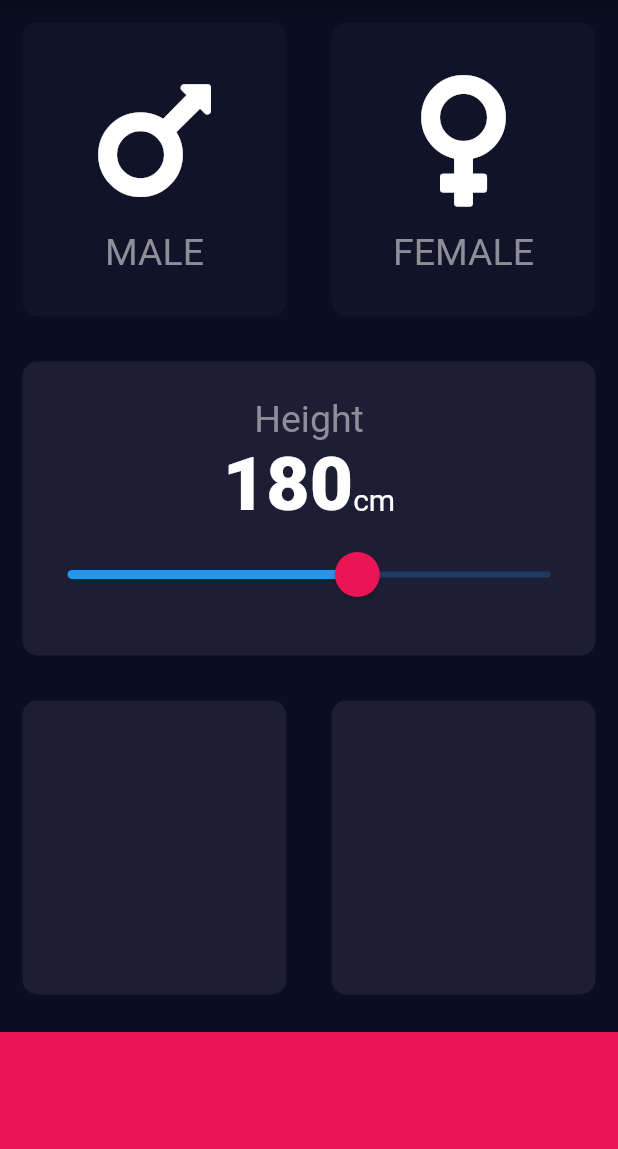
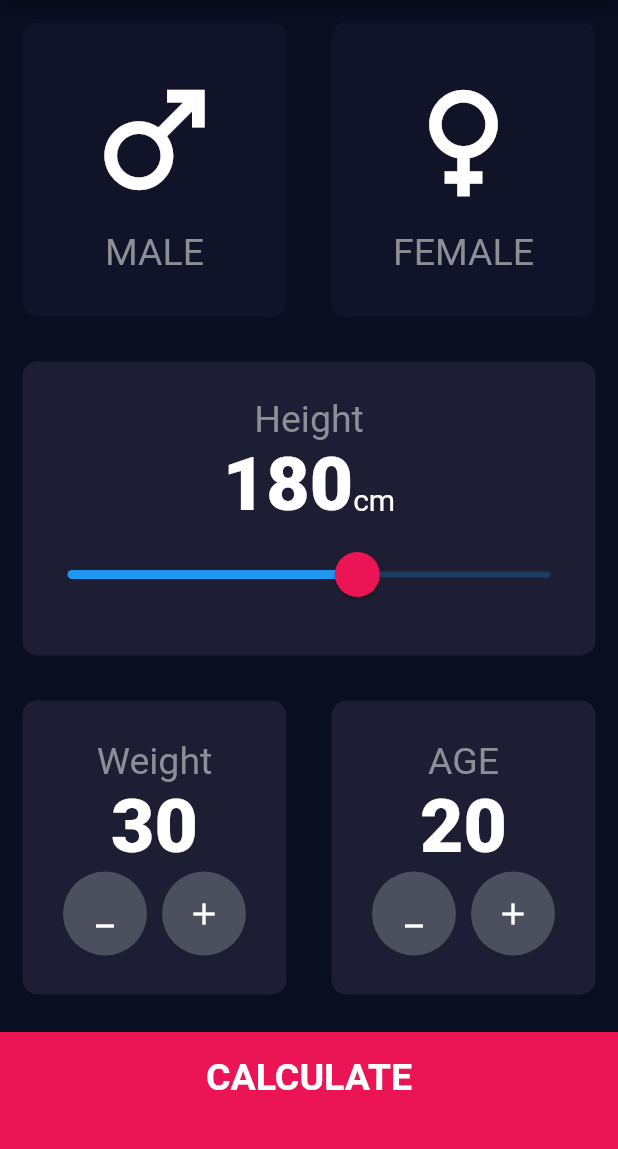
Before and after one commit to HeratUni-CS/bmi-calculator-WahidAhmad-98129, a Flutter app: the screen it shows after launch, on a phone screen of 412 x 824 dp, the part 84-1233 px from its top. Run offline on Flutter 3.47's test engine with Material 2 defaults, Android fonts, the phone set to English and light mode, and no system bars.

Commit message:
Completing the BMI

```diff
--- /dev/null
+++ b/lib/calculator_brain.dart
@@ -0,0 +1,41 @@
+import 'package:flutter/material.dart';
+import 'dart:math';
+
+import 'package:flutter/cupertino.dart';
+class CalcutatorBrain{
+
+  CalcutatorBrain({this.height,this.weight});
+  final int? height;
+  final int? weight;
+  double _bmi=0.0;
+
+
+  String calculateBMI(){
+    _bmi = weight! / pow(height! / 100,2);
+    return _bmi.toStringAsFixed(1);
+  }
+
+  String getResult(){
+    if(_bmi>= 25){
+      return 'OverWeight';
+    }
+    else if(_bmi >18.5){
+      return 'Normal';
+    }
+    else{
+      return 'UnderWeight';
+    }
+  }
+
+  String getInterpretation(){
+    if(_bmi>= 25){
+      return 'You have a higher than normal body weight. Try to exercise more';
+    }
+    else if(_bmi>18.5){
+      return 'You have a normal body weight. Good job!';
+    }
+    else{
+      return 'You have a lower than a normal body weight. You can eat a bit more.';
+    }
+  }
+}
--- /dev/null
+++ b/lib/components/buttom_button.dart
@@ -0,0 +1,28 @@
+import 'package:flutter/material.dart';
+import  'package:bmi2/constants.dart';
+
+class BottomButton extends StatelessWidget {
+
+  BottomButton({@required this.onTap,@required this.buttonTitle});
+  final Function()? onTap;
+  final String? buttonTitle;
+  @override
+  Widget build(BuildContext context) {
+    return GestureDetector(
+      onTap:onTap,
+      child: Container(
+        child: Center(
+          child: Text(
+            buttonTitle!,
+            style: kLargeButtonTextStyle,
+          ),
+        ),
+        margin: EdgeInsets.only(top:10),
+        padding: EdgeInsets.only(bottom: 20.0),
+        color:kBottomContainerColor,
+        width: double.infinity,
+        height: kBottomContainerHeight,
+      ),
+    );
+  }
+}
--- /dev/null
+++ b/lib/components/icon_content.dart
@@ -0,0 +1,31 @@
+import 'package:flutter/material.dart';
+import  'package:bmi2/constants.dart';
+
+class iconContetn extends StatelessWidget {
+  IconData myIcon;
+  String gender;
+  iconContetn({required this.myIcon,required this.gender}){
+    final IconData myIcon;
+    final String gender;
+  }
+
+  @override
+  Widget build(BuildContext context) {
+    return  Column(
+      mainAxisAlignment: MainAxisAlignment.center,
+      children: [
+        Icon(
+          myIcon,
+          size: 100,
+        ),
+        SizedBox(
+          height: 10,
+        ),
+        Text(
+          gender,
+          style: kLableTextStyle,
+        )
+      ],
+    );
+  }
+}
--- /dev/null
+++ b/lib/components/resuable_card.dart
@@ -0,0 +1,23 @@
+import 'package:flutter/material.dart';
+
+class ResuableCard extends StatelessWidget {
+
+  ResuableCard({required this.colour,this.cardChild,this.onpress}) ;
+    final Color? colour;
+    final Widget? cardChild;
+    final Function()? onpress;
+
+  Widget build(BuildContext context) {
+    return GestureDetector(
+      onTap: onpress,
+      child: Container(
+        child: cardChild,
+        margin: EdgeInsets.all(15),
+        decoration: BoxDecoration(
+          color:colour,
+          borderRadius: BorderRadius.circular(10),
+        ),
+      ),
+    );
+  }
+}
--- /dev/null
+++ b/lib/components/round_icon_button.dart
@@ -0,0 +1,22 @@
+import 'package:flutter/material.dart';
+
+class RoundIconButton extends StatelessWidget {
+  RoundIconButton({@required this.icon,required this.onPressed});
+  final IconData? icon;
+  final Function()?  onPressed;
+
+  @override
+  Widget build(BuildContext context) {
+    return RawMaterialButton(
+      onPressed:onPressed,
+      child: Icon(icon),
+      elevation: 0.0,
+      constraints: BoxConstraints.tightFor(
+        width: 56.0,
+        height: 56.0,
+      ),
+      shape: CircleBorder(),
+      fillColor: Color(0xFF4C4F5E),
+    );
+  }
+}
--- a/lib/icon_content.dart
+++ /dev/null
@@ -1,31 +0,0 @@
-import 'package:flutter/material.dart';
-import 'constants.dart';
-
-class iconContetn extends StatelessWidget {
-  IconData myIcon;
-  String gender;
-  iconContetn({required this.myIcon,required this.gender}){
-    final IconData myIcon;
-    final String gender;
-  }
-
-  @override
-  Widget build(BuildContext context) {
-    return  Column(
-      mainAxisAlignment: MainAxisAlignment.center,
-      children: [
-        Icon(
-          myIcon,
-          size: 100,
-        ),
-        SizedBox(
-          height: 10,
-        ),
-        Text(
-          gender,
-          style: kLableTextStyle,
-        )
-      ],
-    );
-  }
-}
--- a/lib/input_page.dart
+++ /dev/null
@@ -1,138 +0,0 @@
-import 'package:flutter/material.dart';
-import 'package:font_awesome_flutter/font_awesome_flutter.dart';
-import 'resuable_card.dart';
-import 'icon_content.dart';
-import 'constants.dart';
-
-  enum Gendre{
-    male,
-    female,
-  }
-
-class InputPage extends StatefulWidget {
-
-  @override
-  State<InputPage> createState() => _InputPageState();
-}
-
-class _InputPageState extends State<InputPage> {
-
-   Gendre? selectedGender;
-   int height=180;
-
-  @override
-  Widget build(BuildContext context) {
-    return Scaffold(
-      appBar:AppBar(
-        title: Center(child: Text('BMI CALCULATOR')),
-        // backgroundColor: Color(0xFF0A0E21),
-      ),
-      body:Column(
-        crossAxisAlignment: CrossAxisAlignment.stretch,
-        children: [
-          Expanded(child: Row(
-            children: [
-              Expanded(
-                  child: ResuableCard(
-                    onpress:(){
-                      setState(() {
-                        selectedGender = Gendre.male;
-                      });
-                    },
-                    colour: selectedGender == Gendre.male ? kActiveCardColor: kInactiveCardColor,
-                    cardChild: iconContetn(
-                      myIcon: FontAwesomeIcons.mars,
-                      gender: 'MALE',
-                    ),
-                  ),
-                ),
-              Expanded(
-                child: ResuableCard(
-                  onpress:(){
-                    setState(() {
-                      selectedGender = Gendre.female;
-                    });
-                  },
-                colour: selectedGender == Gendre.female ? kActiveCardColor: kInactiveCardColor,
-                cardChild: iconContetn(
-                  myIcon: FontAwesomeIcons.venus,
-                  gender: 'FEMALE',
-                ),
-              ),),
-            ],
-          ),),
-          Expanded(child: ResuableCard(
-            colour: kActiveCardColor,
-            cardChild: Column(
-              mainAxisAlignment: MainAxisAlignment.center,
-              children: [
-                Text(
-                  'Height',
-                  style: kLableTextStyle,
-                ),
-                Row(
-                  mainAxisAlignment: MainAxisAlignment.center,
-                  crossAxisAlignment: CrossAxisAlignment.baseline,
-                  textBaseline: TextBaseline.alphabetic,
-                 children: [
-                   Text(
-                     height.toString(),
-                     style: KnumberTextStyle,
-                   ),
-                   Text(
-                     'cm',
-                     style:TextStyle(
-                       fontSize: 20,
-                     ),
-                   ),
-
-                 ]
-                ),
-               SliderTheme(
-                   data: SliderTheme.of(context).copyWith(
-                     inactiveTickMarkColor: Color(0xFF8D8E98),
-                     activeTickMarkColor: Colors.white,
-                     thumbColor: Color(0xFFEB1555),
-                     overlayColor: Color(0x29EB1555),
-                     thumbShape:
-                       RoundSliderThumbShape(enabledThumbRadius: 15.0),
-                     overlayShape:
-                       RoundSliderOverlayShape(
-                         overlayRadius: 30.0,
-                       )
-                   ),
-                   child: Slider(
-                          value: height.toDouble(),
-                     min:120.0,
-                     max: 220,
-                     onChanged: (double newValue){
-                            setState(() {
-                              height=newValue.round();
-                            });
-                     },
-
-                   ),),
-              ]
-            ),
-          ),),
-          Expanded(child: Row(
-            children: [
-              Expanded(child: ResuableCard(
-                colour: kActiveCardColor,
-              ),),
-              Expanded(child: ResuableCard(
-                colour: kActiveCardColor,
-              ),),
-            ],
-          ),),
-          Container(
-            color:kBottomContainerColor,
-            margin: EdgeInsets.only(top:10),
-            width: double.infinity,
-            height: kBottomContainerHeight,
-          ),
-        ],
-      ),
-    );
-  }
-}
--- a/lib/main.dart
+++ b/lib/main.dart
@@ -1,5 +1,6 @@
+import 'package:bmi2/screens/input_page.dart';
 import 'package:flutter/material.dart';
-import 'input_page.dart';
+
 
  void main() => runApp(BMICalculator());
 
--- a/lib/resuable_card.dart
+++ /dev/null
@@ -1,23 +0,0 @@
-import 'package:flutter/material.dart';
-
-class ResuableCard extends StatelessWidget {
-
-  ResuableCard({required this.colour,this.cardChild,this.onpress}) ;
-    final Color? colour;
-    final Widget? cardChild;
-    final Function()? onpress;
-
-  Widget build(BuildContext context) {
-    return GestureDetector(
-      onTap: onpress,
-      child: Container(
-        child: cardChild,
-        margin: EdgeInsets.all(15),
-        decoration: BoxDecoration(
-          color:colour,
-          borderRadius: BorderRadius.circular(10),
-        ),
-      ),
-    );
-  }
-}
--- /dev/null
+++ b/lib/screens/input_page.dart
@@ -0,0 +1,225 @@
+import 'package:bmi2/calculator_brain.dart';
+import 'package:bmi2/screens/result_page.dart';
+import 'package:flutter/material.dart';
+import '../components/buttom_button.dart';
+import '../components/icon_content.dart';
+import '../components/resuable_card.dart';
+import '../components/round_icon_button.dart';
+import '../constants.dart';
+// import 'package:font_awesome_flutter/font_awesome_flutter.dart';
+
+
+  enum Gendre{
+    male,
+    female,
+  }
+
+class InputPage extends StatefulWidget {
+
+  @override
+  State<InputPage> createState() => _InputPageState();
+}
+
+class _InputPageState extends State<InputPage> {
+
+   Gendre? selectedGender;
+   int height=180;
+   int weight=30;
+   int age=20;
+
+  @override
+  Widget build(BuildContext context) {
+    return Scaffold(
+      appBar:AppBar(
+        title: Center(child: Text('BMI CALCULATOR')),
+        // backgroundColor: Color(0xFF0A0E21),
+      ),
+      body:Column(
+        crossAxisAlignment: CrossAxisAlignment.stretch,
+        children: [
+          Expanded(child: Row(
+            children: [
+              Expanded(
+                  child: ResuableCard(
+                    onpress:(){
+                      setState(() {
+                        selectedGender = Gendre.male;
+                      });
+                    },
+                    colour: selectedGender == Gendre.male ? kActiveCardColor: kInactiveCardColor,
+                    cardChild: iconContetn(
+                      myIcon: Icons.male,
+                      gender: 'MALE',
+                    ),
+                  ),
+                ),
+              Expanded(
+                child: ResuableCard(
+                  onpress:(){
+                    setState(() {
+                      selectedGender = Gendre.female;
+                    });
+                  },
+                colour: selectedGender == Gendre.female ? kActiveCardColor: kInactiveCardColor,
+                cardChild: iconContetn(
+                  myIcon: Icons.female,
+                  gender: 'FEMALE',
+                ),
+              ),),
+            ],
+          ),),
+          Expanded(child: ResuableCard(
+            colour: kActiveCardColor,
+            cardChild: Column(
+              mainAxisAlignment: MainAxisAlignment.center,
+              children: [
+                Text(
+                  'Height',
+                  style: kLableTextStyle,
+                ),
+                Row(
+                  mainAxisAlignment: MainAxisAlignment.center,
+                  crossAxisAlignment: CrossAxisAlignment.baseline,
+                  textBaseline: TextBaseline.alphabetic,
+                 children: [
+                   Text(
+                     height.toString(),
+                     style: KnumberTextStyle,
+                   ),
+                   Text(
+                     'cm',
+                     style:TextStyle(
+                       fontSize: 20,
+                     ),
+                   ),
+
+                 ]
+                ),
+               SliderTheme(
+                   data: SliderTheme.of(context).copyWith(
+                     inactiveTickMarkColor: Color(0xFF8D8E98),
+                     activeTickMarkColor: Colors.white,
+                     thumbColor: Color(0xFFEB1555),
+                     overlayColor: Color(0x29EB1555),
+                     thumbShape:
+                       RoundSliderThumbShape(enabledThumbRadius: 15.0),
+                     overlayShape:
+                       RoundSliderOverlayShape(
+                         overlayRadius: 30.0,
+                       )
+                   ),
+                   child: Slider(
+                          value: height.toDouble(),
+                     min:120.0,
+                     max: 220,
+                     onChanged: (double newValue){
+                            setState(() {
+                              height=newValue.round();
+                            });
+                     },
+
+                   ),),
+              ]
+            ),
+          ),),
+          Expanded(child: Row(
+            children: [
+              Expanded(child: ResuableCard(
+                colour: kActiveCardColor,
+                cardChild: Column(
+                  mainAxisAlignment: MainAxisAlignment.center,
+                  children: [
+                    Text(
+                      'Weight',
+                      style: kLableTextStyle,
+                    ),
+                    Text(
+                      weight.toString(),
+                      style: KnumberTextStyle,
+                    ),
+                    Row(
+                      mainAxisAlignment: MainAxisAlignment.center,
+                      children: [
+                        RoundIconButton(
+                          icon:Icons.minimize,
+                          onPressed: () {
+                            setState(() {
+                              weight--;
+                            });
+                          },
+
+                        ),
+                          SizedBox(
+                            width: 10,
+                          ),
+                        RoundIconButton(
+                          icon:Icons.add,
+                          onPressed: () {
+                            setState(() {
+                              weight++;
+                            });
+                          },
+                        ),
+                      ],
+                    ),
+                  ],
+                ),
+              ),),
+              Expanded(child: ResuableCard(
+                colour: kActiveCardColor,
+                cardChild: Column(
+                  mainAxisAlignment: MainAxisAlignment.center,
+                  children: [
+                    Text(
+                      'AGE',
+                      style: kLableTextStyle,
+                    ),
+                    Text(
+                      age.toString(),
+                      style: KnumberTextStyle,
+                    ),
+                    Row(
+                      mainAxisAlignment: MainAxisAlignment.center,
+                      children: [
+                        RoundIconButton(
+                          icon:Icons.minimize,
+                          onPressed: () {
+                            setState(() {
+                              age--;
+                            });
+                          },
+
+                        ),
+                        SizedBox(
+                          width: 10,
+                        ),
+                        RoundIconButton(
+                          icon:Icons.add,
+                          onPressed: () {
+                            setState(() {
+                              age++;
+                            });
+                          },
+                        ),
+                      ],
+                    ),
+                  ],
+                ),
+              ),),
+            ],
+          ),),
+          BottomButton(buttonTitle: 'CALCULATE', onTap:  (){
+            CalcutatorBrain calc = CalcutatorBrain(height: height,weight: weight);
+            Navigator.push(context,
+              MaterialPageRoute(builder: (context) => ResultPage(
+                bimResult: calc.calculateBMI(),
+                resultText: calc.getResult(),
+                interpretation: calc.getInterpretation(),
+              )),
+            );
+          },),
+        ],
+      ),
+    );
+  }
+}
```
Also changed, not shown: lib/constants.dart (+25 -0 lines), lib/screens/result_page.dart (added, +60 -0 lines).
